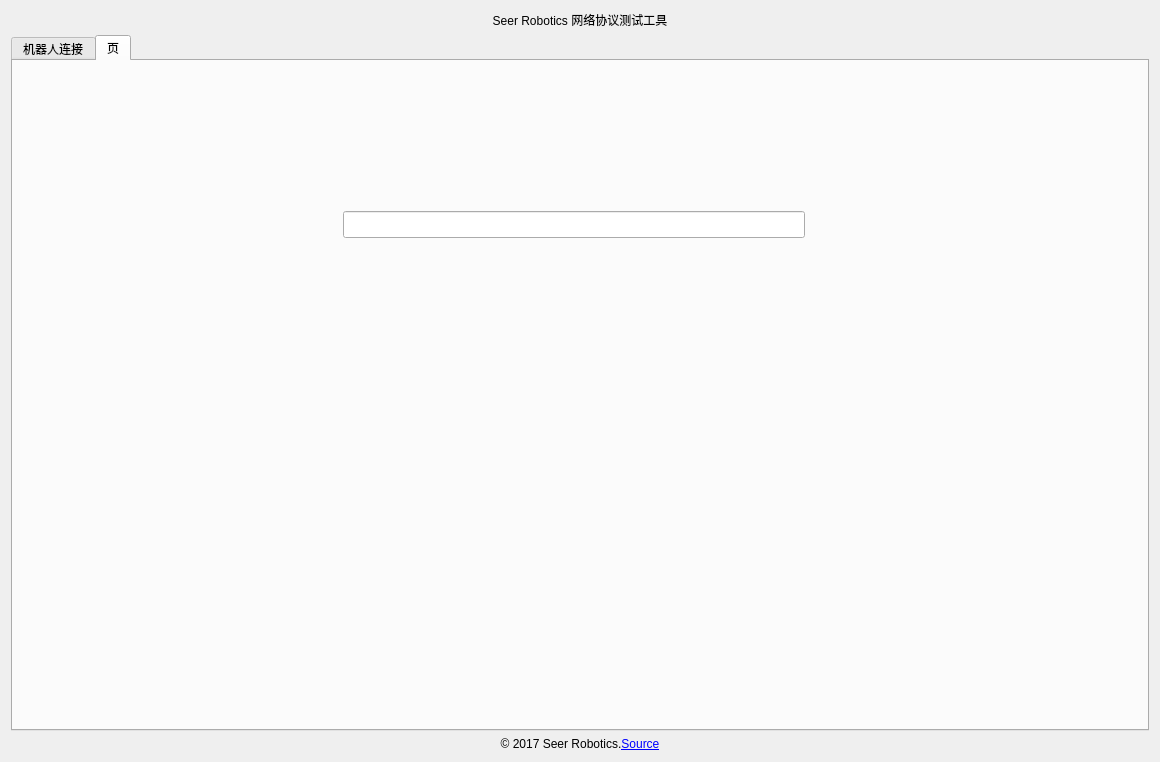
Old version of the form SCTcpToolWidget.ui in the repository seer-robotics/SeerTCPTest.
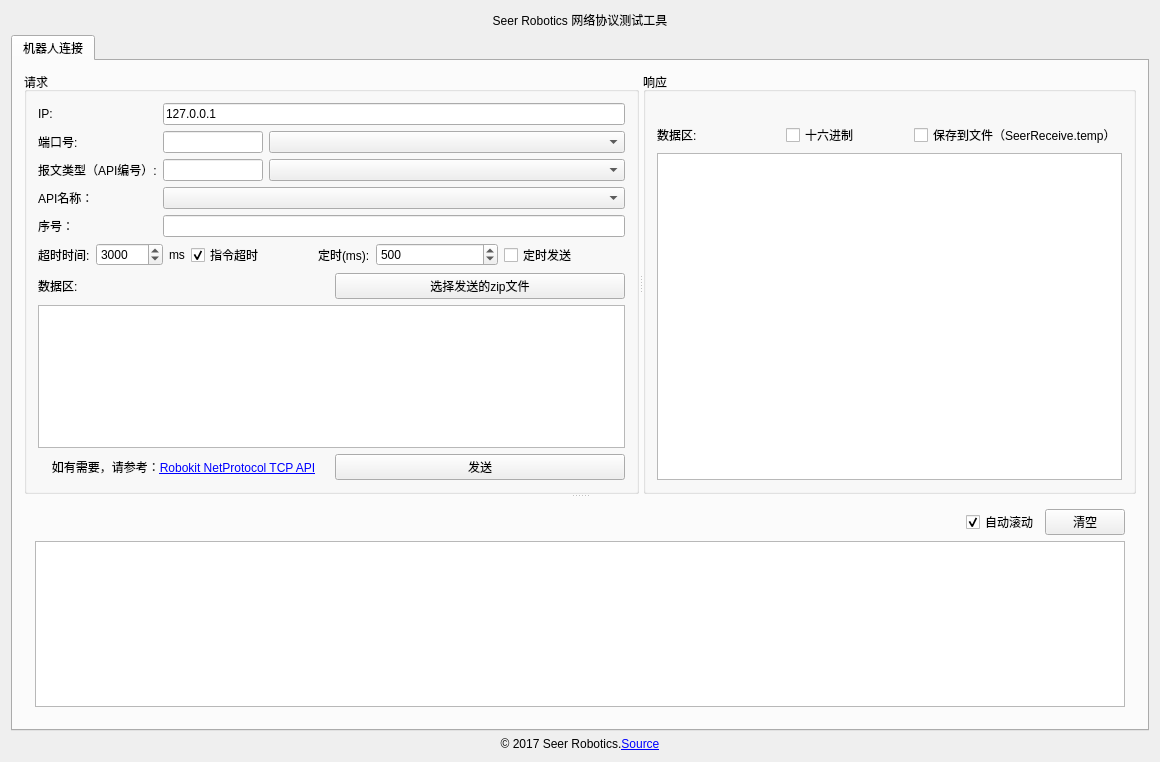
New version of the form. The open tabs and pages were chosen to show the change.

Commit message: 删除界面上的无效页

```diff
--- a/SCTcpToolWidget.ui
+++ b/SCTcpToolWidget.ui
@@ -455,30 +455,6 @@
        </item>
       </layout>
      </widget>
-     <widget class="QWidget" name="tab_2">
-      <attribute name="title">
-       <string>页</string>
-      </attribute>
-      <widget class="QLineEdit" name="lineEdit_commandName">
-       <property name="geometry">
-        <rect>
-         <x>330</x>
-         <y>150</y>
-         <width>462</width>
-         <height>27</height>
-        </rect>
-       </property>
-       <property name="cursor">
-        <cursorShape>ArrowCursor</cursorShape>
-       </property>
-       <property name="mouseTracking">
-        <bool>false</bool>
-       </property>
-       <property name="readOnly">
-        <bool>true</bool>
-       </property>
-      </widget>
-     </widget>
     </widget>
    </item>
    <item>
```
